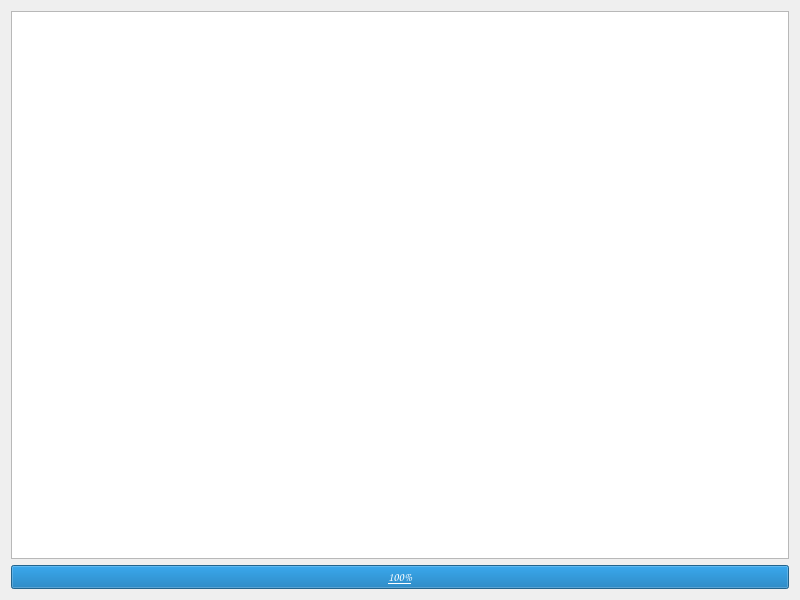
The window that dialog.ui (danielarcil4/Proyecto-final) describes before a commit, drawn with Qt 5.
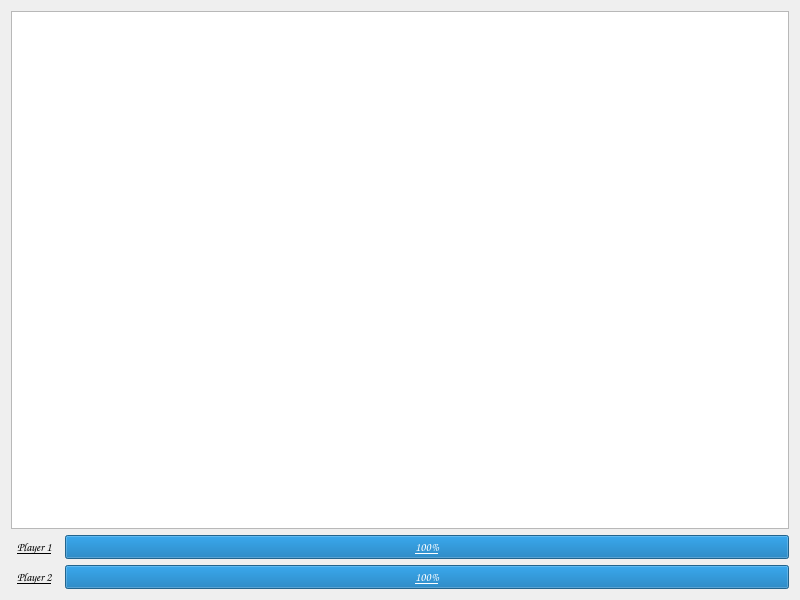
The same window after the commit.

The edit to the form file:
```diff
--- a/dialog.ui
+++ b/dialog.ui
@@ -24,7 +24,14 @@
    <string>Video Juego Proyecto Final</string>
   </property>
   <layout class="QGridLayout" name="gridLayout">
-   <item row="1" column="0">
+   <item row="2" column="3">
+    <widget class="QProgressBar" name="progressBar">
+     <property name="value">
+      <number>100</number>
+     </property>
+    </widget>
+   </item>
+   <item row="1" column="0" colspan="4">
     <widget class="QGraphicsView" name="graphicsView">
      <property name="maximumSize">
       <size>
@@ -40,8 +47,22 @@
      </property>
     </widget>
    </item>
-   <item row="2" column="0">
-    <widget class="QProgressBar" name="progressBar">
+   <item row="2" column="1">
+    <widget class="QLabel" name="label">
+     <property name="text">
+      <string>Player 1</string>
+     </property>
+    </widget>
+   </item>
+   <item row="3" column="1">
+    <widget class="QLabel" name="label_2">
+     <property name="text">
+      <string>Player 2</string>
+     </property>
+    </widget>
+   </item>
+   <item row="3" column="3">
+    <widget class="QProgressBar" name="progressBar_2">
      <property name="value">
       <number>100</number>
      </property>
```
